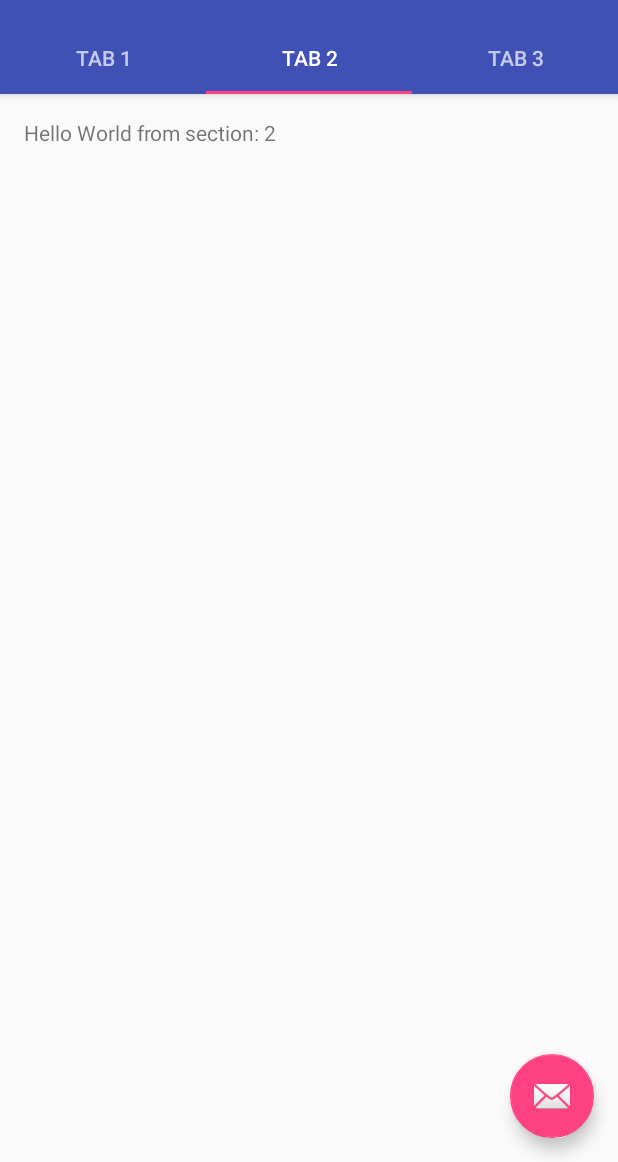
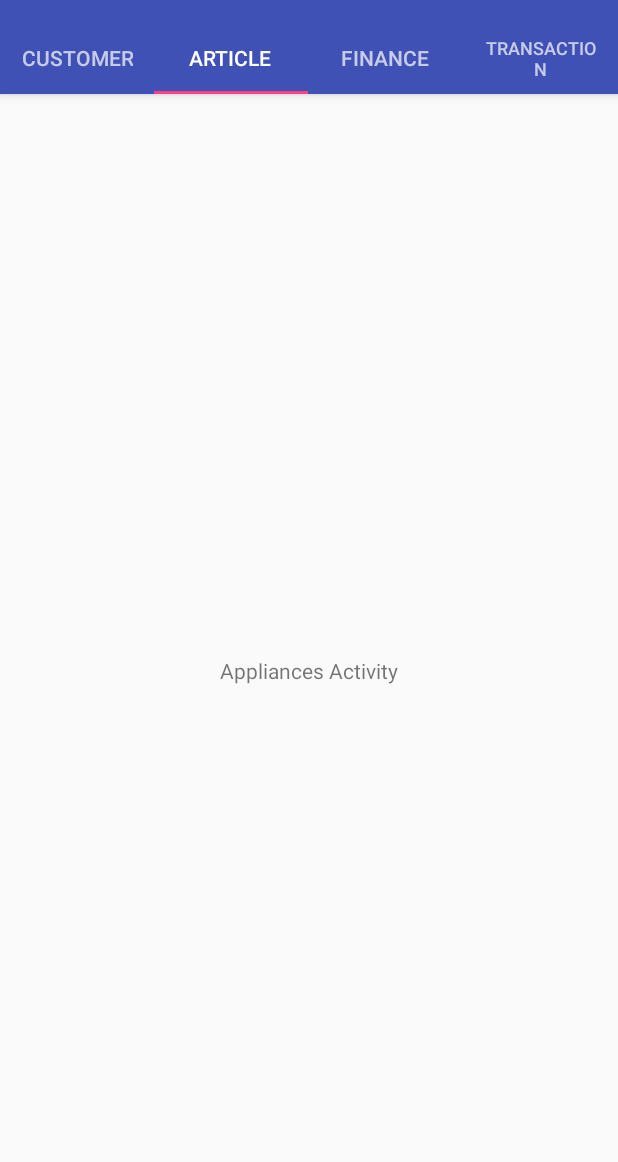
Before and after one commit to MahaLakshmiFinance/Android, an Android app: the Appliances screen opened directly, with no data from a screen before it, tab 2 chosen, on a phone screen of 412 x 824 dp, the part 74-1236 px from its top. Run offline under Robolectric (Android 15) with nearby library versions, the phone set to English and light mode, and no system bars.

Commit message:
Fragments begins

```diff
--- a/app/src/main/java/com/developerswork/gopinadh/mahalakshmifinance/Appliances.java
+++ b/app/src/main/java/com/developerswork/gopinadh/mahalakshmifinance/Appliances.java
@@ -1,23 +1,18 @@
 package com.developerswork.gopinadh.mahalakshmifinance;
 
+import android.os.Bundle;
 import android.support.design.widget.TabLayout;
-import android.support.design.widget.FloatingActionButton;
-import android.support.design.widget.Snackbar;
-import android.support.v7.app.AppCompatActivity;
-import android.support.v7.widget.Toolbar;
-
 import android.support.v4.app.Fragment;
 import android.support.v4.app.FragmentManager;
 import android.support.v4.app.FragmentPagerAdapter;
 import android.support.v4.view.ViewPager;
-import android.os.Bundle;
+import android.support.v7.app.AppCompatActivity;
+import android.support.v7.widget.Toolbar;
 import android.view.LayoutInflater;
 import android.view.Menu;
 import android.view.MenuItem;
 import android.view.View;
 import android.view.ViewGroup;
-
-import android.widget.TextView;
 
 public class Appliances extends AppCompatActivity {
 
@@ -55,7 +50,7 @@ public class Appliances extends AppCompatActivity {
 
         mViewPager.addOnPageChangeListener(new TabLayout.TabLayoutOnPageChangeListener(tabLayout));
         tabLayout.addOnTabSelectedListener(new TabLayout.ViewPagerOnTabSelectedListener(mViewPager));
-
+        /*
         FloatingActionButton fab = (FloatingActionButton) findViewById(R.id.fab);
         fab.setOnClickListener(new View.OnClickListener() {
             @Override
@@ -64,6 +59,7 @@ public class Appliances extends AppCompatActivity {
                         .setAction("Action", null).show();
             }
         });
+        */
 
     }
 
@@ -119,8 +115,24 @@ public class Appliances extends AppCompatActivity {
         public View onCreateView(LayoutInflater inflater, ViewGroup container,
                                  Bundle savedInstanceState) {
             View rootView = inflater.inflate(R.layout.fragment_appliances, container, false);
+            switch(getArguments().getInt(ARG_SECTION_NUMBER)){
+                case 1:
+                    // load customer
+                    break;
+                case 2:
+                    //load artices
+                    break;
+                case 3:
+                    //load finance
+                    break;
+                case 4:
+                    //load transaction
+                    break;
+            }
+            /*
             TextView textView = (TextView) rootView.findViewById(R.id.section_label);
             textView.setText(getString(R.string.section_format, getArguments().getInt(ARG_SECTION_NUMBER)));
+            */
             return rootView;
         }
     }
@@ -145,7 +157,7 @@ public class Appliances extends AppCompatActivity {
         @Override
         public int getCount() {
             // Show 3 total pages.
-            return 3;
+            return 4;
         }
     }
 }
--- /dev/null
+++ b/app/src/main/java/com/developerswork/gopinadh/mahalakshmifinance/CustomerForm.java
@@ -0,0 +1,29 @@
+package com.developerswork.gopinadh.mahalakshmifinance;
+
+
+import android.os.Bundle;
+import android.support.v4.app.Fragment;
+import android.view.LayoutInflater;
+import android.view.View;
+import android.view.ViewGroup;
+
+
+/**
+ * A simple {@link Fragment} subclass.
+ */
+public class CustomerForm extends Fragment {
+
+
+    public CustomerForm() {
+        // Required empty public constructor
+    }
+
+
+    @Override
+    public View onCreateView(LayoutInflater inflater, ViewGroup container,
+                             Bundle savedInstanceState) {
+        // Inflate the layout for this fragment
+        return inflater.inflate(R.layout.fragment_customer_form, container, false);
+    }
+
+}
--- a/app/src/main/res/layout/activity_appliances.xml
+++ b/app/src/main/res/layout/activity_appliances.xml
@@ -36,19 +36,25 @@
                 android:id="@+id/tabItem"
                 android:layout_width="wrap_content"
                 android:layout_height="wrap_content"
-                android:text="@string/tab_text_1" />
+                android:text="@string/customer_tab" />
 
             <android.support.design.widget.TabItem
                 android:id="@+id/tabItem2"
                 android:layout_width="wrap_content"
                 android:layout_height="wrap_content"
-                android:text="@string/tab_text_2" />
+                android:text="@string/article_tab" />
 
             <android.support.design.widget.TabItem
                 android:id="@+id/tabItem3"
                 android:layout_width="wrap_content"
                 android:layout_height="wrap_content"
-                android:text="@string/tab_text_3" />
+                android:text="@string/finance_tab" />
+
+            <android.support.design.widget.TabItem
+                android:id="@+id/tabItem4"
+                android:layout_width="wrap_content"
+                android:layout_height="wrap_content"
+                android:text="@string/transaction_tab" />
 
         </android.support.design.widget.TabLayout>
     </android.support.design.widget.AppBarLayout>
@@ -59,12 +65,4 @@
         android:layout_height="match_parent"
         app:layout_behavior="@string/appbar_scrolling_view_behavior" />
 
-    <android.support.design.widget.FloatingActionButton
-        android:id="@+id/fab"
-        android:layout_width="wrap_content"
-        android:layout_height="wrap_content"
-        android:layout_gravity="end|bottom"
-        android:layout_margin="@dimen/fab_margin"
-        app:srcCompat="@android:drawable/ic_dialog_email" />
-
 </android.support.design.widget.CoordinatorLayout>
--- a/app/src/main/res/layout/fragment_appliances.xml
+++ b/app/src/main/res/layout/fragment_appliances.xml
@@ -8,16 +8,18 @@
     tools:context=".Appliances$PlaceholderFragment">
 
     <TextView
-        android:id="@+id/section_label"
+        android:id="@+id/textView"
         android:layout_width="wrap_content"
         android:layout_height="wrap_content"
-        android:layout_marginBottom="@dimen/activity_vertical_margin"
-        android:layout_marginEnd="@dimen/activity_horizontal_margin"
-        android:layout_marginStart="@dimen/activity_horizontal_margin"
-        android:layout_marginTop="@dimen/activity_vertical_margin"
-        app:layout_constraintLeft_toLeftOf="parent"
-        app:layout_constraintTop_toTopOf="@+id/constraintLayout"
-        tools:layout_constraintLeft_creator="1"
-        tools:layout_constraintTop_creator="1" />
-
+        android:layout_marginBottom="8dp"
+        android:layout_marginEnd="8dp"
+        android:layout_marginLeft="8dp"
+        android:layout_marginRight="8dp"
+        android:layout_marginStart="8dp"
+        android:layout_marginTop="8dp"
+        android:text="Appliances Activity"
+        app:layout_constraintBottom_toBottomOf="parent"
+        app:layout_constraintEnd_toEndOf="parent"
+        app:layout_constraintStart_toStartOf="parent"
+        app:layout_constraintTop_toTopOf="parent" />
 </android.support.constraint.ConstraintLayout>
--- /dev/null
+++ b/app/src/main/res/layout/fragment_customer_form.xml
@@ -0,0 +1,14 @@
+<?xml version="1.0" encoding="utf-8"?>
+<FrameLayout xmlns:android="http://schemas.android.com/apk/res/android"
+    xmlns:tools="http://schemas.android.com/tools"
+    android:layout_width="match_parent"
+    android:layout_height="match_parent"
+    tools:context=".CustomerForm">
+
+    <!-- TODO: Update blank fragment layout -->
+    <TextView
+        android:layout_width="match_parent"
+        android:layout_height="match_parent"
+        android:text="@string/hello_blank_fragment" />
+
+</FrameLayout>
--- a/app/src/main/res/values/strings.xml
+++ b/app/src/main/res/values/strings.xml
@@ -1,18 +1,34 @@
 <resources>
+
     <string name="app_name">Maha Lakshmi Finance</string>
 
+    <string name="customer_tab">Customer</string>
+    <string name="finance_tab">Finance</string>
+    <string name="transaction_tab">Transaction</string>
+    <string name="article_tab">Article</string>
+
+
     <string name="title_activity_splash_screen">SplashScreen</string>
-    <string name="dummy_button">Dummy Button</string>
-    <string name="dummy_content">DUMMY\nCONTENT</string>
     <string name="title_activity_appliances">Appliances</string>
-    <string name="tab_text_1">Tab 1</string>
-    <string name="tab_text_2">Tab 2</string>
-    <string name="tab_text_3">Tab 3</string>
-    <string name="action_settings">Settings</string>
-    <string name="section_format">Hello World from section: %1$d</string>
     <string name="title_activity_cash">Cash</string>
     <string name="title_activity_exchange">Exchange</string>
     <string name="title_activity_employee">Employee</string>
     <string name="title_activity_reports">Reports</string>
     <string name="title_activity_accessories">Accessories</string>
+
+    <string name="dummy_button">Dummy Button</string>
+    <string name="dummy_content">DUMMY\nCONTENT</string>
+
+    <string name="tab_text_1">Tab 1</string>
+    <string name="tab_text_2">Tab 2</string>
+    <string name="tab_text_3">Tab 3</string>
+
+    <string name="action_settings">Settings</string>
+    <string name="section_format">Hello World from section: %1$d</string>
+
+
+    <!-- TODO: Remove or change this placeholder text -->
+    <string name="hello_blank_fragment">Hello blank fragment</string>
+
+
 </resources>
```
